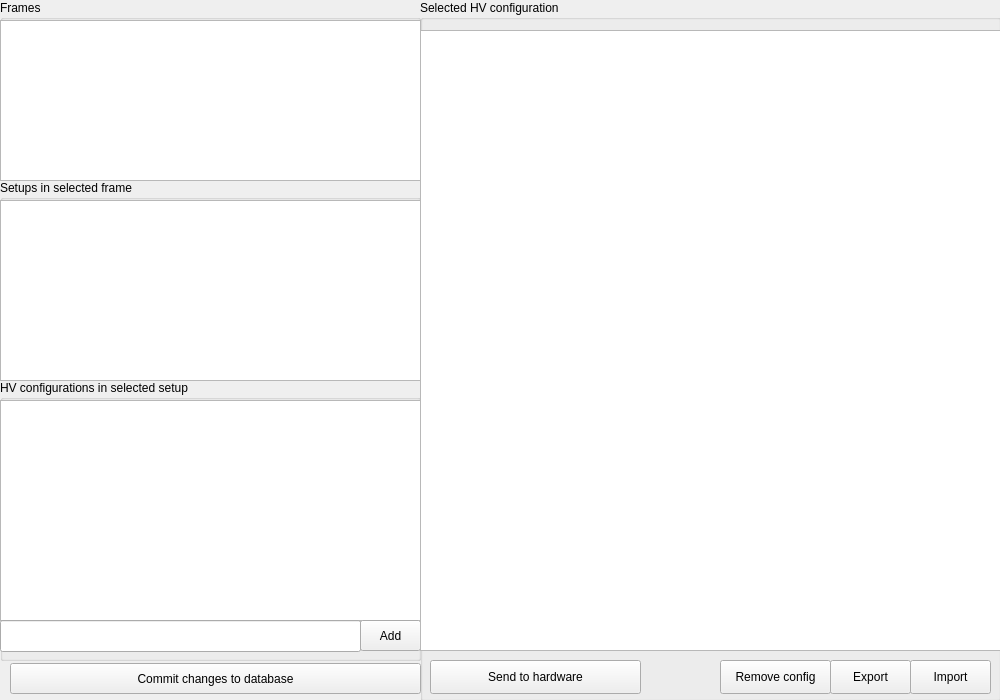
Old version of the form mainwindow.ui in the repository JPETTomography/JPet-HV-GUI-tool.
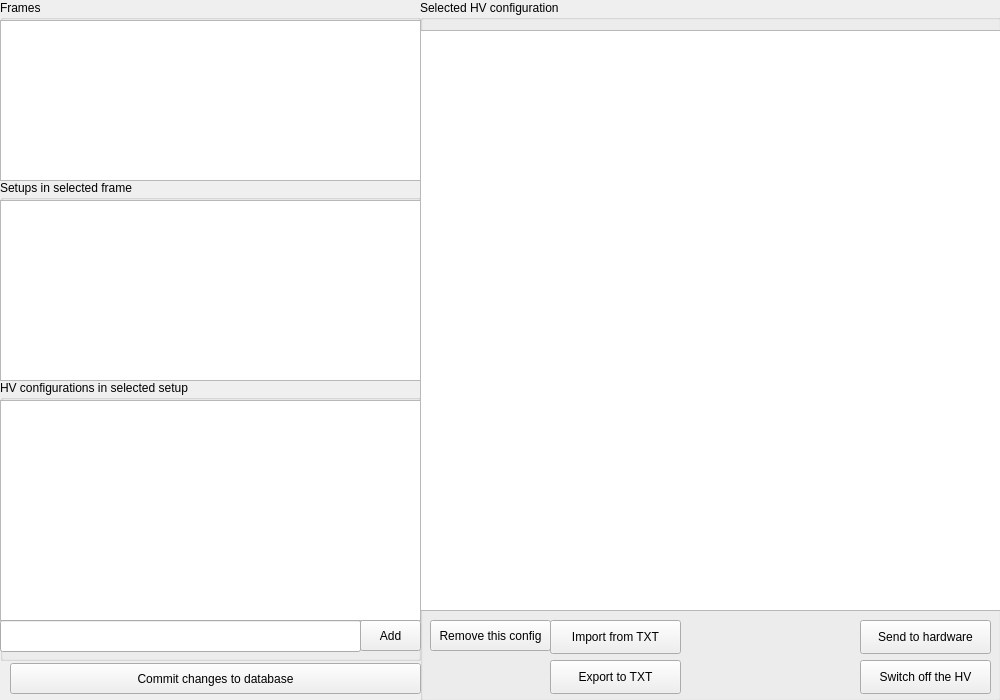
New version of the form.

```diff
--- a/mainwindow.ui
+++ b/mainwindow.ui
@@ -151,7 +151,7 @@
        <x>0</x>
        <y>30</y>
        <width>581</width>
-       <height>621</height>
+       <height>581</height>
       </rect>
      </property>
      <property name="alternatingRowColors">
@@ -161,48 +161,48 @@
     <widget class="QPushButton" name="pushButton_5">
      <property name="geometry">
       <rect>
-       <x>300</x>
-       <y>660</y>
-       <width>111</width>
-       <height>34</height>
+       <x>10</x>
+       <y>620</y>
+       <width>121</width>
+       <height>31</height>
       </rect>
      </property>
      <property name="text">
-      <string>Remove config</string>
+      <string>Remove this config</string>
      </property>
     </widget>
     <widget class="QPushButton" name="pushButton_2">
      <property name="geometry">
       <rect>
-       <x>410</x>
+       <x>130</x>
        <y>660</y>
-       <width>81</width>
+       <width>131</width>
        <height>34</height>
       </rect>
      </property>
      <property name="text">
-      <string>Export</string>
+      <string>Export to TXT</string>
      </property>
     </widget>
     <widget class="QPushButton" name="pushButton_3">
      <property name="geometry">
       <rect>
-       <x>490</x>
-       <y>660</y>
-       <width>81</width>
+       <x>130</x>
+       <y>620</y>
+       <width>131</width>
        <height>34</height>
       </rect>
      </property>
      <property name="text">
-      <string>Import</string>
+      <string>Import from TXT</string>
      </property>
     </widget>
     <widget class="QPushButton" name="pushButton_6">
      <property name="geometry">
       <rect>
-       <x>10</x>
-       <y>660</y>
-       <width>211</width>
+       <x>440</x>
+       <y>620</y>
+       <width>131</width>
        <height>34</height>
       </rect>
      </property>
@@ -210,6 +210,19 @@
       <string>Send to hardware</string>
      </property>
     </widget>
+    <widget class="QPushButton" name="pushButton_7">
+     <property name="geometry">
+      <rect>
+       <x>440</x>
+       <y>660</y>
+       <width>131</width>
+       <height>34</height>
+      </rect>
+     </property>
+     <property name="text">
+      <string>Switch off the HV</string>
+     </property>
+    </widget>
    </widget>
    <widget class="QPushButton" name="pushButton">
     <property name="geometry">
```
